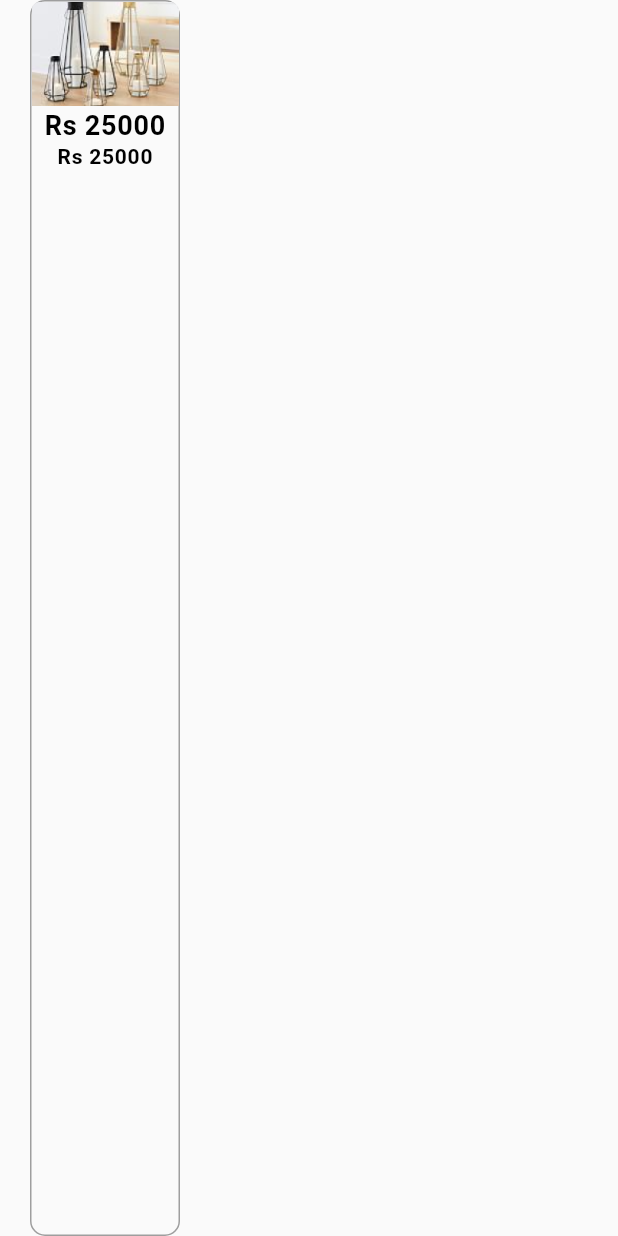
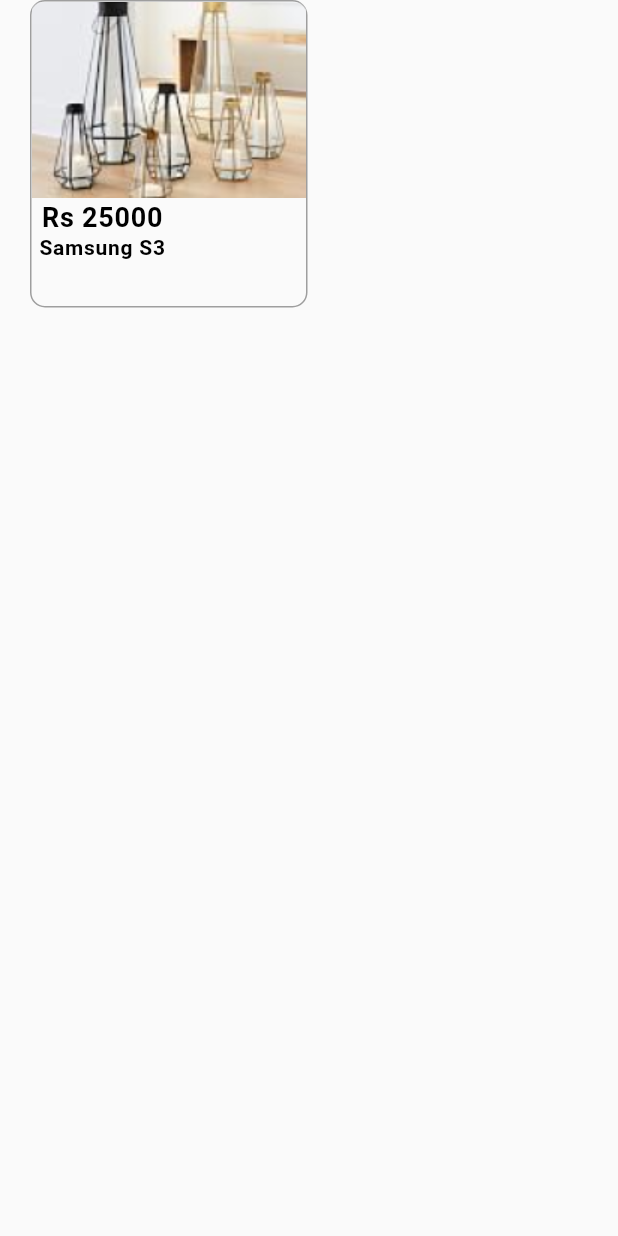
Before and after one commit to devsinntechnologies/bhai-chara, a Flutter app: the CustomContainer widget shown alone on an empty page, opened directly, on a phone screen of 412 x 824 dp. Run offline on Flutter 3.47's test engine with Material 2 defaults, Android fonts, the phone set to English and light mode, and no system bars; our stand-ins replace firebase_core; accounts and stored records are empty; Roboto replaces fonts that are missing (Roboto-Regular.ttf).

Commit message:
container done

```diff
--- a/lib/utils/container_with_img.dart
+++ b/lib/utils/container_with_img.dart
@@ -15,24 +15,33 @@ class CustomContainer extends StatelessWidget {
       onTap: ontap,
       child: Container(
         margin: EdgeInsets.only(left: 20),
-        // height: 120,
-        // width: 185,
-        width: 100,
+         height: 205,
+         width: 185,
+      //  width: 100,
         decoration: BoxDecoration(
           borderRadius: BorderRadius.circular(10),
           border: Border.all(color: Colors.grey, width: 1),
         ),
-        child: Column(children: [
+        child: Column(
+          crossAxisAlignment: CrossAxisAlignment.start,
+          children: [
           Image(
             image: AssetImage(imgLink),
-            height: 70,
+            height: 131,
+            width: 185,
+            fit: BoxFit.cover,
           ),
-          Padding(
+         Column(
+          mainAxisAlignment: MainAxisAlignment.center,
+          children: [
+             Padding(
               padding: const EdgeInsets.symmetric(horizontal: 5, vertical: 2),
               child: Text(text, style: AppTextStyles.textStyleBoldBodySmall)),
           Padding(
               padding: const EdgeInsets.symmetric(horizontal: 5),
-              child: Text(text, style: AppTextStyles.textStyleBoldBodyXSmall)),
+              child: Text(secondText, style: AppTextStyles.textStyleBoldBodyXSmall)),
+          ],
+         )
         ]),
       ),
     );
```
Also changed, not shown: pubspec.lock.
